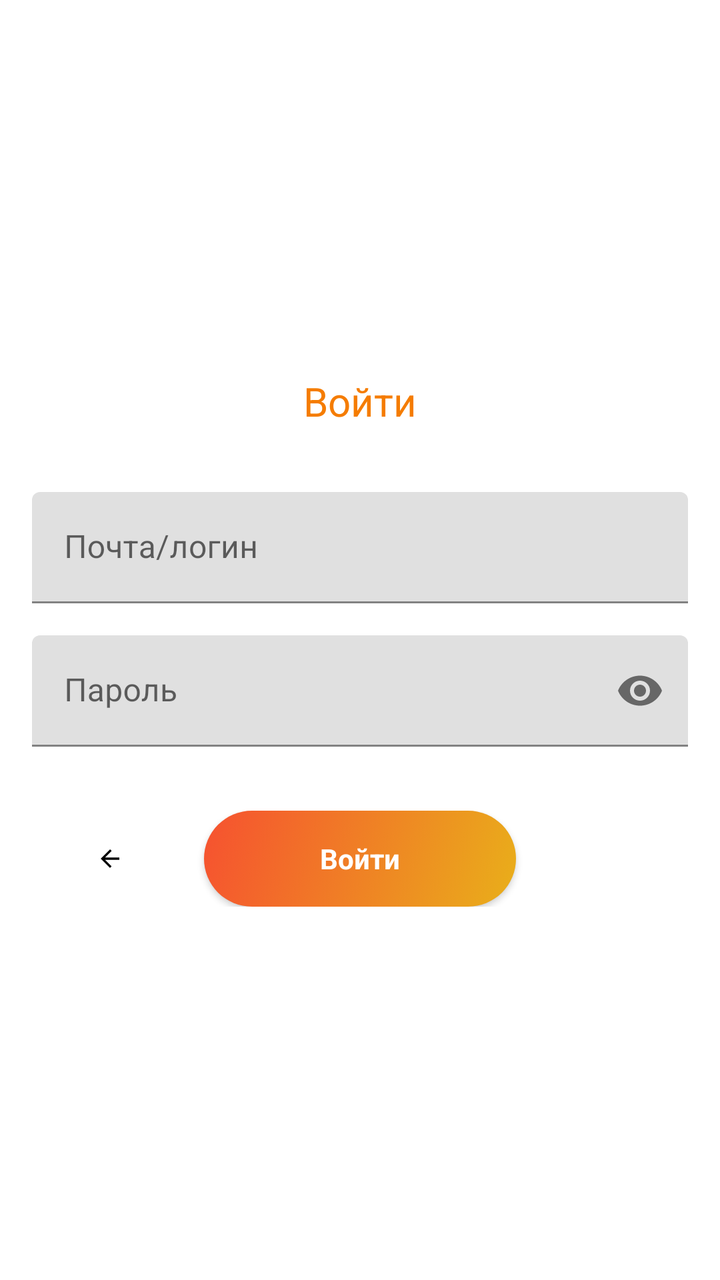
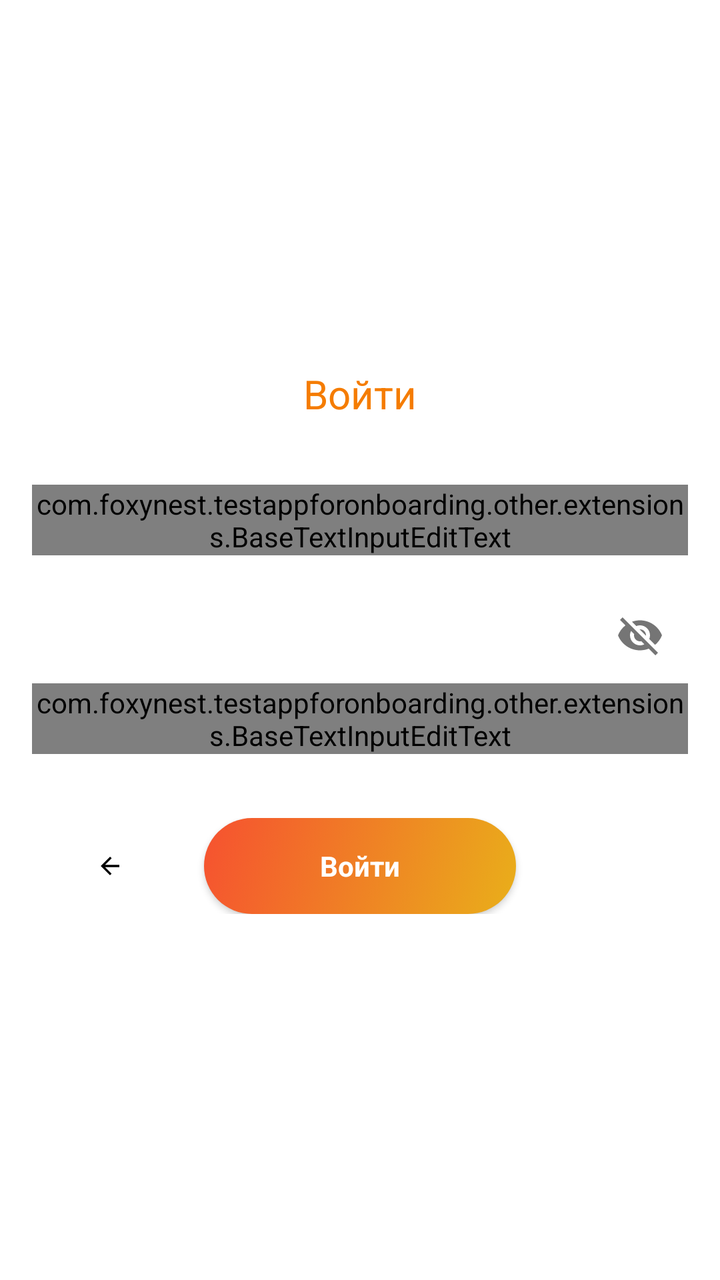

Screens rendered from an Android XML layout before and after an edit, with the pre-edit source and the edit as a unified diff.
<!-- AndroidManifest.xml: application theme Theme.TestAppForOnboarding -->
<!-- res/layout/fragment_log_in.xml -->
<?xml version="1.0" encoding="utf-8"?>
<ScrollView xmlns:android="http://schemas.android.com/apk/res/android"
    xmlns:app="http://schemas.android.com/apk/res-auto"
    android:layout_width="match_parent"
    android:layout_height="match_parent"
    android:fillViewport="true">

    <androidx.constraintlayout.widget.ConstraintLayout
        android:layout_width="match_parent"
        android:layout_height="wrap_content">

        <androidx.constraintlayout.widget.Guideline
            android:id="@+id/guideline_left"
            android:layout_width="wrap_content"
            android:layout_height="wrap_content"
            android:orientation="vertical"
            app:layout_constraintGuide_begin="@dimen/space_beforeOrAfterElement" />

        <androidx.constraintlayout.widget.Guideline
            android:id="@+id/guideline_right"
            android:layout_width="wrap_content"
            android:layout_height="wrap_content"
            android:orientation="vertical"
            app:layout_constraintGuide_end="@dimen/space_beforeOrAfterElement" />

        <TextView
            android:id="@+id/title_log_in"
            android:layout_width="0dp"
            android:layout_height="wrap_content"
            android:layout_marginTop="@dimen/space_32"
            android:layout_marginBottom="@dimen/space_32"
            android:text="@string/welcome_button_login"
            android:textAlignment="center"
            android:textColor="#F57C00"
            android:textSize="20sp"
            android:visibility="visible"
            app:layout_constraintBottom_toTopOf="@+id/text_field_mail"
            app:layout_constraintEnd_toEndOf="@+id/guideline_right"
            app:layout_constraintStart_toStartOf="@+id/guideline_left"
            app:layout_constraintTop_toTopOf="parent"
            app:layout_constraintVertical_chainStyle="packed" />

        <com.google.android.material.textfield.TextInputLayout
            android:id="@+id/text_field_mail"
            android:layout_width="0dp"
            android:layout_height="wrap_content"
            android:layout_marginBottom="@dimen/space_beforeOrAfterElement"
            android:hint="@string/auth_text_mail"
            app:layout_constraintBottom_toTopOf="@+id/text_field_password"
            app:layout_constraintEnd_toEndOf="@+id/guideline_right"
            app:layout_constraintStart_toStartOf="@+id/guideline_left"
            app:layout_constraintTop_toBottomOf="@+id/title_log_in"
            app:layout_constraintVertical_chainStyle="packed">

            <com.google.android.material.textfield.TextInputEditText
                android:layout_width="match_parent"
                android:layout_height="wrap_content"
                android:inputType="textEmailAddress"
                android:maxLines="1"
                android:singleLine="true" />

        </com.google.android.material.textfield.TextInputLayout>

        <com.google.android.material.textfield.TextInputLayout
            android:id="@+id/text_field_password"
            android:layout_width="0dp"
            android:layout_height="wrap_content"
            android:layout_marginBottom="@dimen/space_32"
            android:hint="@string/auth_text_password"
            app:layout_constraintBottom_toTopOf="@+id/buttons_login_linear_layout"
            app:layout_constraintEnd_toEndOf="@+id/guideline_right"
            app:layout_constraintStart_toStartOf="@+id/guideline_left"
            app:layout_constraintTop_toBottomOf="@+id/text_field_mail"
            app:layout_constraintVertical_chainStyle="packed"
            app:passwordToggleEnabled="true">

            <com.google.android.material.textfield.TextInputEditText
                android:layout_width="match_parent"
                android:layout_height="wrap_content"
                android:ems="15"
                android:inputType="textPassword"
                android:maxLines="1"
                android:singleLine="true" />

        </com.google.android.material.textfield.TextInputLayout>

        
        
        
        
        
        
        
        
        
        
        
        
        
        
        
        
        
        
        
        

        <LinearLayout
            android:id="@+id/buttons_login_linear_layout"
            android:layout_width="0dp"
            android:layout_height="wrap_content"
            android:layout_marginBottom="@dimen/space_32"
            android:gravity="center_vertical"
            android:orientation="horizontal"
            android:weightSum="4"
            app:layout_constraintBottom_toBottomOf="parent"
            app:layout_constraintLeft_toLeftOf="@+id/guideline_left"
            app:layout_constraintRight_toRightOf="@+id/guideline_right"
            app:layout_constraintTop_toBottomOf="@+id/text_field_password"
            app:layout_constraintVertical_chainStyle="packed">

            <androidx.appcompat.widget.AppCompatImageView
                android:id="@+id/button_back"
                android:layout_width="0dp"
                android:layout_height="wrap_content"
                android:layout_marginEnd="@dimen/space_small"
                android:layout_weight="1"
                android:gravity="center_vertical"
                android:paddingStart="@dimen/space_32"
                android:paddingEnd="@dimen/space_32"
                app:backgroundTint="@null"
                app:srcCompat="@drawable/baseline_arrow_back_24" />

            <androidx.appcompat.widget.AppCompatButton
                android:id="@+id/button_login"
                style="@style/Widget.AppCompat.ActionButton"
                android:layout_width="0dp"
                android:layout_height="wrap_content"
                android:layout_marginEnd="@dimen/space_small"
                android:layout_weight="2"
                android:background="@drawable/button_rounded_corners"
                android:paddingStart="@dimen/space_32"
                android:paddingEnd="@dimen/space_32"
                android:text="@string/welcome_button_login"
                android:textColor="@color/white"
                android:textSize="@dimen/button_text"
                android:textStyle="bold"
                app:backgroundTint="@null" />

        </LinearLayout>

    </androidx.constraintlayout.widget.ConstraintLayout>

</ScrollView>
<!-- resources referenced by this layout -->
<resources>
  <color name="white">#FFFFFFFF</color>
  <dimen name="button_text">14sp</dimen>
  <dimen name="space_32">32dp</dimen>
  <dimen name="space_beforeOrAfterElement">16dp</dimen>
  <dimen name="space_small">8dp</dimen>
  <!-- drawable baseline_arrow_back_24 (drawable) -->
  <vector android:autoMirrored="true" android:height="24dp"
      android:tint="#000000" android:viewportHeight="24"
      android:viewportWidth="24" android:width="24dp" xmlns:android="http://schemas.android.com/apk/res/android">
      <path android:fillColor="@android:color/white" android:pathData="M20,11H7.83l5.59,-5.59L12,4l-8,8 8,8 1.41,-1.41L7.83,13H20v-2z"/>
  </vector>
  <!-- drawable button_rounded_corners (drawable) -->
  <?xml version="1.0" encoding="utf-8"?>
  <selector
      xmlns:android="http://schemas.android.com/apk/res/android">
      <item android:state_enabled="false">
          <shape>
              <corners android:radius="24dp" />
              <gradient
                  android:angle="315"
                  android:endColor="#E9AF1A"
                  android:startColor="#F65130" />
          </shape>
      </item>
  
      
      <item android:state_pressed="true">
          <shape>
              <corners android:radius="24dp" />
              <gradient
                  android:angle="315"
                  android:endColor="#CCE9AF1A"
                  android:startColor="#CCF65130" />
          </shape>
      </item>
  
      
      <item android:state_enabled="true">
          <shape>
              <corners android:radius="24dp" />
              <gradient
                  android:angle="315"
                  android:endColor="#E9AF1A"
                  android:startColor="#F65130" />
          </shape>
      </item>
  
  </selector>
  <string name="auth_text_mail">Почта/логин</string>
  <string name="auth_text_password">Пароль</string>
  <string name="welcome_button_login">Войти</string>
  <style name="Theme.TestAppForOnboarding" parent="Theme.MaterialComponents.DayNight.DarkActionBar">
          
          <item name="colorPrimary">@color/purple_500</item>
          <item name="colorPrimaryVariant">@color/purple_700</item>
          <item name="colorOnPrimary">@color/white</item>
          
          <item name="colorSecondary">@color/teal_200</item>
          <item name="colorSecondaryVariant">@color/teal_700</item>
          <item name="colorOnSecondary">@color/black</item>
          
          <item name="android:statusBarColor">?attr/colorPrimaryVariant</item>
          
      </style>
  <color name="purple_500">#FF6200EE</color>
  <color name="purple_700">#FF3700B3</color>
  <color name="teal_200">#FF03DAC5</color>
  <color name="teal_700">#FF018786</color>
  <color name="black">#FF000000</color>
</resources>

<!-- the commit's change to res/layout/fragment_log_in.xml (unified diff, before → after) -->
@@ -7,7 +7,10 @@
 
     <androidx.constraintlayout.widget.ConstraintLayout
         android:layout_width="match_parent"
-        android:layout_height="wrap_content">
+        android:layout_height="wrap_content"
+        android:clickable="true"
+        android:focusable="true"
+        android:focusableInTouchMode="true">
 
         <androidx.constraintlayout.widget.Guideline
             android:id="@+id/guideline_left"
@@ -52,7 +55,7 @@
             app:layout_constraintTop_toBottomOf="@+id/title_log_in"
             app:layout_constraintVertical_chainStyle="packed">
 
-            <com.google.android.material.textfield.TextInputEditText
+            <com.foxynest.testappforonboarding.other.extensions.BaseTextInputEditText
                 android:layout_width="match_parent"
                 android:layout_height="wrap_content"
                 android:inputType="textEmailAddress"
@@ -60,6 +63,7 @@
                 android:singleLine="true" />
 
         </com.google.android.material.textfield.TextInputLayout>
+
 
         <com.google.android.material.textfield.TextInputLayout
             android:id="@+id/text_field_password"
@@ -74,7 +78,7 @@
             app:layout_constraintVertical_chainStyle="packed"
             app:passwordToggleEnabled="true">
 
-            <com.google.android.material.textfield.TextInputEditText
+            <com.foxynest.testappforonboarding.other.extensions.BaseTextInputEditText
                 android:layout_width="match_parent"
                 android:layout_height="wrap_content"
                 android:ems="15"
